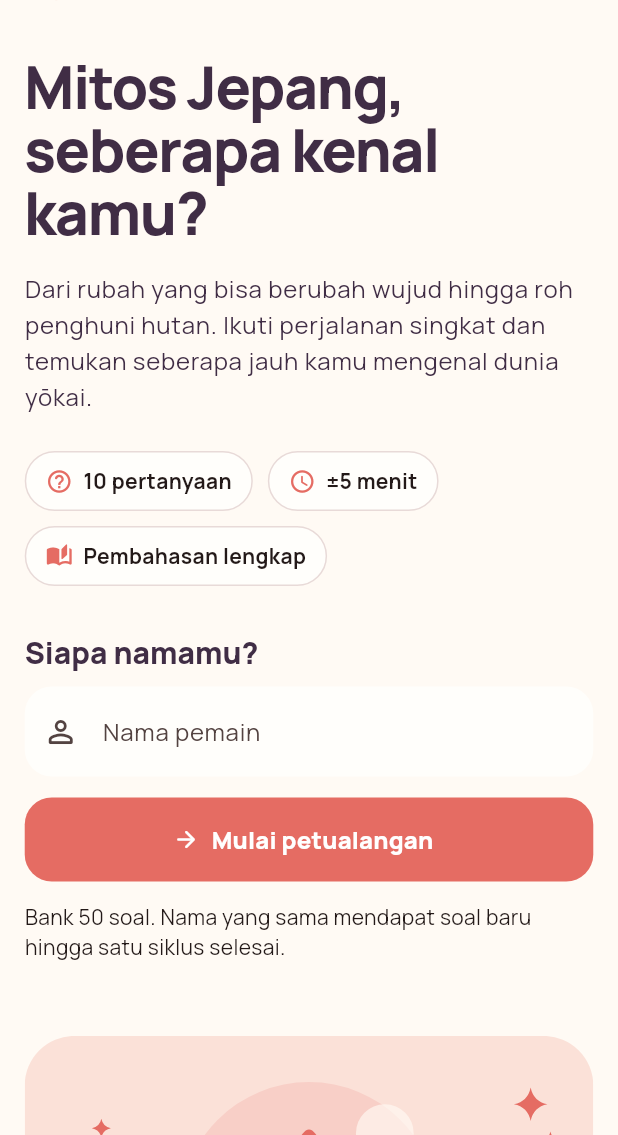
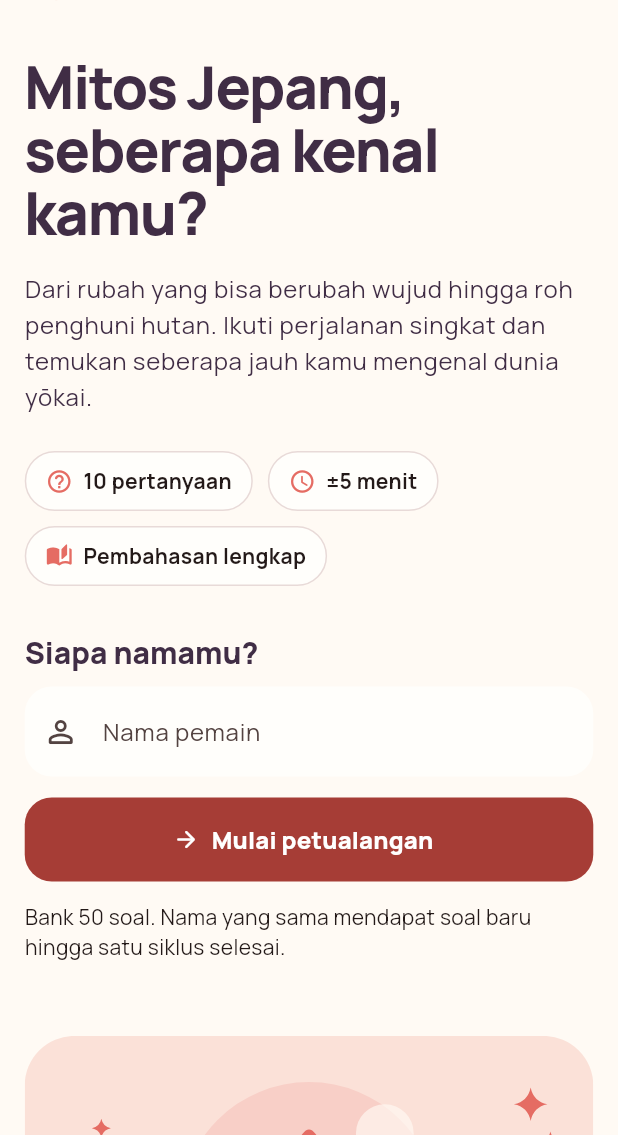
Before and after one commit to ZeaLIsHere/UTS_PM5_TariqRahmadari-241401021, a Flutter app: the screen it shows after launch, on a phone screen of 412 x 824 dp, the part 101-1236 px from its top. Run offline on Flutter 3.47's test engine with Material 3 defaults, Android fonts, the phone set to English and light mode, and no system bars; our stand-ins replace flutter_svg, shared_preferences.

Commit message:
feat: add accessible quiz animations and improve theme contrast

```diff
--- a/lib/core/app_theme.dart
+++ b/lib/core/app_theme.dart
@@ -15,8 +15,10 @@ class AppTheme {
     final scheme = ColorScheme.fromSeed(
       seedColor: coral,
       brightness: brightness,
-      primary: coral,
-      onPrimary: Colors.white,
+      primary: brightness == Brightness.light ? const Color(0xFFA63D36) : coral,
+      onPrimary: brightness == Brightness.light
+          ? Colors.white
+          : const Color(0xFF25131D),
     );
     return ThemeData(
       useMaterial3: true,
@@ -50,7 +52,11 @@ class AppTheme {
       inputDecorationTheme: InputDecorationTheme(
         filled: true,
         fillColor: brightness == Brightness.light ? paper : darkSurface,
-        hintStyle: TextStyle(color: ink.withValues(alpha: .55)),
+        hintStyle: TextStyle(color: ink.withValues(alpha: .75)),
+        focusedBorder: OutlineInputBorder(
+          borderRadius: BorderRadius.circular(18),
+          borderSide: BorderSide(color: scheme.primary, width: 2),
+        ),
         border: OutlineInputBorder(
           borderRadius: BorderRadius.circular(18),
           borderSide: BorderSide.none,
--- a/lib/features/home/home_page.dart
+++ b/lib/features/home/home_page.dart
@@ -151,6 +151,7 @@ class _HomePageState extends State<HomePage> {
                             ),
                             const SizedBox(height: 14),
                             PrimaryButton(
+                              isLoading: isStarting,
                               label: isStarting
                                   ? 'Menyiapkan soal...'
                                   : 'Mulai petualangan',
--- a/lib/widgets/primary_button.dart
+++ b/lib/widgets/primary_button.dart
@@ -6,17 +6,24 @@ class PrimaryButton extends StatelessWidget {
     required this.label,
     required this.onPressed,
     this.icon = Icons.arrow_forward_rounded,
+    this.isLoading = false,
   });
   final String label;
   final VoidCallback? onPressed;
   final IconData icon;
+  final bool isLoading;
 
   @override
   Widget build(BuildContext context) => SizedBox(
     width: double.infinity,
     child: FilledButton.icon(
-      onPressed: onPressed,
-      icon: Icon(icon),
+      onPressed: isLoading ? null : onPressed,
+      icon: isLoading && !MediaQuery.disableAnimationsOf(context)
+          ? const SizedBox.square(
+              dimension: 20,
+              child: CircularProgressIndicator(strokeWidth: 2),
+            )
+          : Icon(isLoading ? Icons.hourglass_top_rounded : icon),
       label: Text(
         label,
         style: const TextStyle(fontSize: 16, fontWeight: FontWeight.w800),
```
Also changed, not shown: lib/core/app_motion.dart (added, +8 -0 lines), lib/features/quiz/quiz_page.dart (+5 -7 lines), lib/features/result/result_page.dart (+10 -10 lines), lib/widgets/animated_progress.dart (added, +32 -0 lines), lib/widgets/answer_tile.dart (+30 -11 lines), lib/widgets/result_badge.dart (added, +26 -0 lines), 2 other files.
